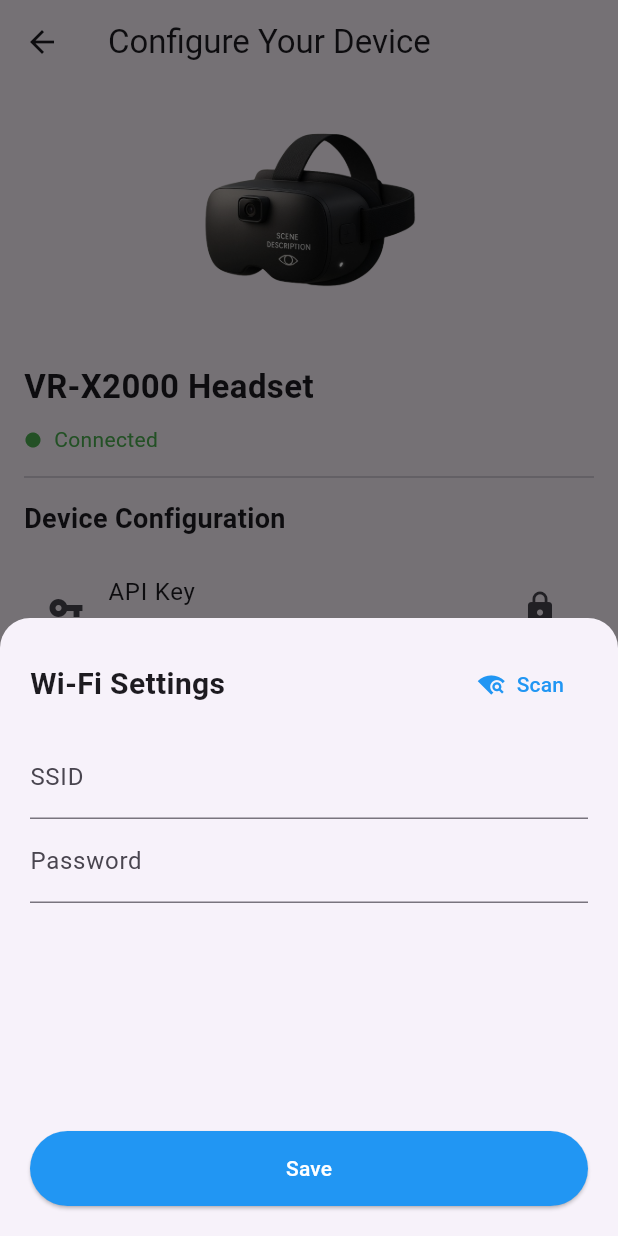
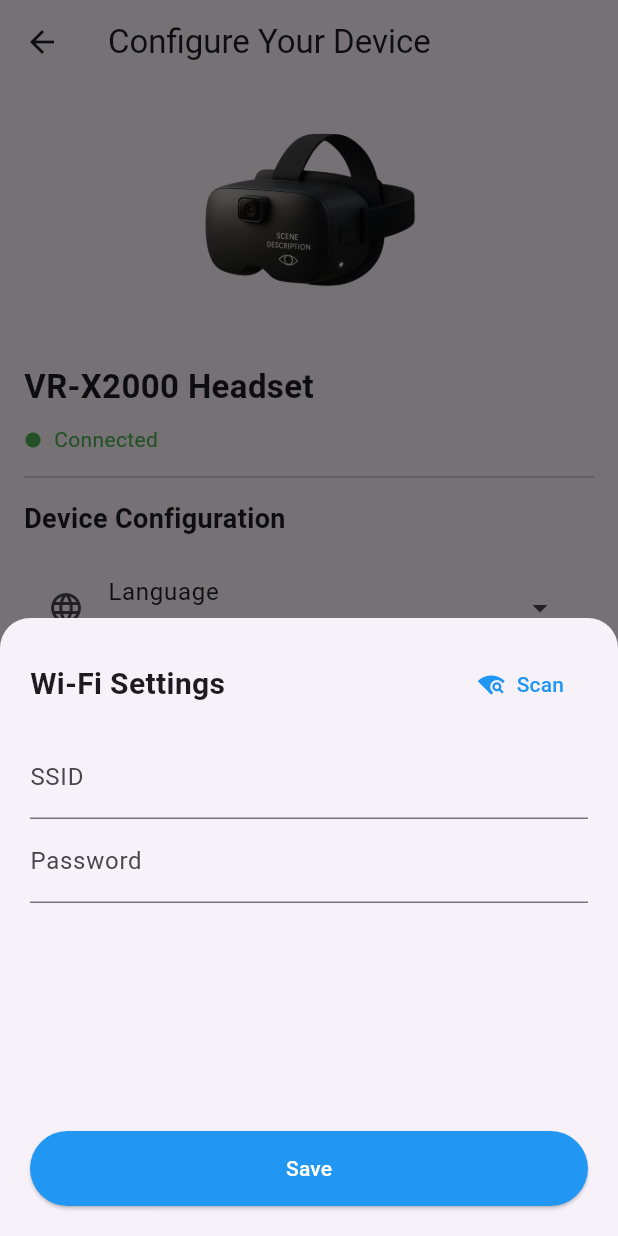
Before and after one commit to salman-hash/scenescribe-app, a Flutter app: the ConfigureDeviceScreen screen opened directly, after a tap on "WiFi Settings", on a phone screen of 412 x 824 dp. Run offline on Flutter 3.47's test engine with Material 3 defaults, Android fonts, the phone set to English and light mode, and no system bars; missing offline and left inert: wifi_scan.

Commit message:
add language selection modal

```diff
--- a/lib/screens/configure_device_screen.dart
+++ b/lib/screens/configure_device_screen.dart
@@ -3,6 +3,7 @@ import 'package:http/http.dart' as http;
 import 'dart:convert';
 import '../wifi/wifi_config_modal.dart';
 import '../modals/status_modal.dart';
+import '../modals/language_modal.dart';
 
 class ConfigureDeviceScreen extends StatefulWidget {
   @override
@@ -13,6 +14,7 @@ class _ConfigureDeviceScreenState extends State<ConfigureDeviceScreen> {
   String selectedSsid = '';
   String password = '';
   bool isConnecting = false;
+  String _selectedLanguage = 'English';
 
   Future<void> _connectToWifi() async {
     if (selectedSsid.isEmpty || password.isEmpty) return;
@@ -54,23 +56,6 @@ class _ConfigureDeviceScreenState extends State<ConfigureDeviceScreen> {
     }
   }
 
-  void _openWifiConfigModal() async {
-    final result = await showModalBottomSheet<Map<String, String>>(
-      context: context,
-      isScrollControlled: true,
-      shape: RoundedRectangleBorder(
-        borderRadius: BorderRadius.vertical(top: Radius.circular(20)),
-      ),
-      builder: (context) => WifiConfigModal(),
-    );
-
-    if (result != null) {
-      setState(() {
-        selectedSsid = result['ssid'] ?? '';
-        password = result['password'] ?? '';
-      });
-    }
-  }
 
   @override
   Widget build(BuildContext context) {
@@ -106,10 +91,17 @@ class _ConfigureDeviceScreenState extends State<ConfigureDeviceScreen> {
             ),
             SizedBox(height: 10),
             ListTile(
-              leading: Icon(Icons.vpn_key),
-              title: Text('API Key'),
-              subtitle: Text('***************', style: TextStyle(letterSpacing: 3)),
-              trailing: Icon(Icons.lock),
+              leading: Icon(Icons.language),
+              title: Text('Language'),
+              subtitle: Text(_selectedLanguage),
+              trailing: Icon(Icons.arrow_drop_down),
+              onTap: _openLanguageModal,
+            ),
+            ListTile(
+              leading: Icon(Icons.bluetooth),
+              title: Text('Bluetooth Audio Device'),
+              subtitle: Text('Not connected'),
+              onTap: () {},
             ),
             ListTile(
               leading: Icon(Icons.wifi),
@@ -156,4 +148,31 @@ class _ConfigureDeviceScreenState extends State<ConfigureDeviceScreen> {
       ),
     );
   }
+  void _openWifiConfigModal() async {
+    final result = await showModalBottomSheet<Map<String, String>>(
+      context: context,
+      isScrollControlled: true,
+      shape: RoundedRectangleBorder(
+        borderRadius: BorderRadius.vertical(top: Radius.circular(20)),
+      ),
+      builder: (context) => WifiConfigModal(),
+    );
+
+    if (result != null) {
+      setState(() {
+        selectedSsid = result['ssid'] ?? '';
+        password = result['password'] ?? '';
+      });
+    }
+  }
+  void _openLanguageModal() async {
+    final result = await showDialog<String>(
+      context: context,
+      builder: (_) => const LanguageModal(),
+    );
+
+    if (result != null && result != _selectedLanguage) {
+      setState(() => _selectedLanguage = result);
+    }
+  }
 }
```
Also changed, not shown: lib/modals/language_modal.dart (added, +72 -0 lines).
